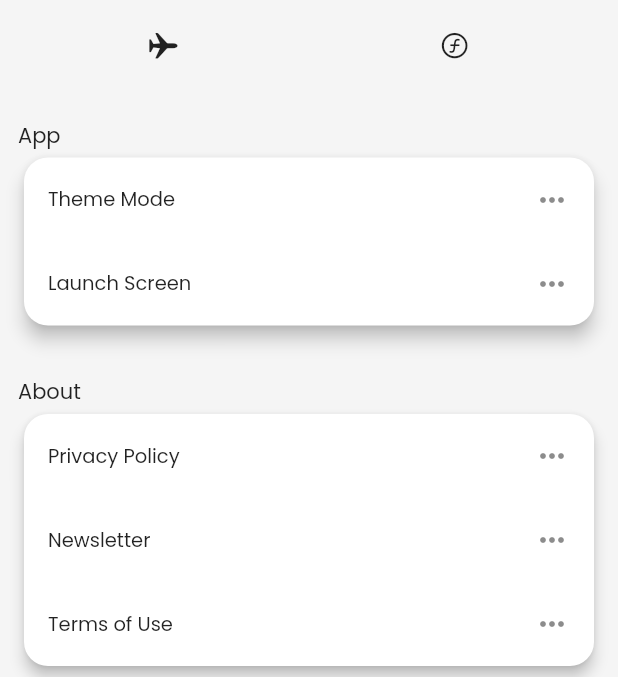
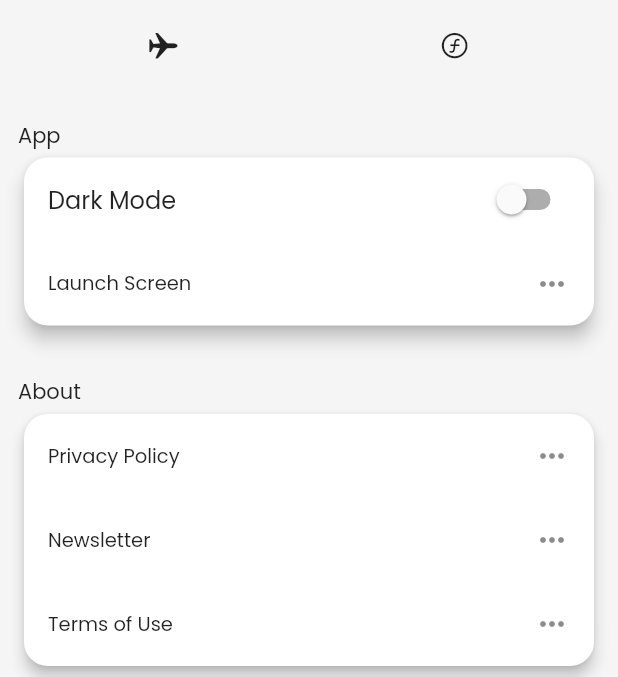
Before and after one commit to Shikhar0018/CryptoBaazi, a Flutter app: the screen it shows after launch, item 3 of the bottom bar chosen, on a phone screen of 412 x 824 dp, the part 72-749 px from its top. Run offline on Flutter 3.47's test engine with Material 2 defaults, Android fonts, the phone set to English and light mode, and no system bars; our stand-ins replace google_fonts, syncfusion_flutter_charts, velocity_x; network calls fail.

Commit message:
added dark switch

```diff
--- a/lib/pages/settings.dart
+++ b/lib/pages/settings.dart
@@ -2,9 +2,15 @@ import 'package:flutter/cupertino.dart';
 import 'package:flutter/material.dart';
 import 'package:velocity_x/velocity_x.dart';
 
-class SettingsPage extends StatelessWidget {
+class SettingsPage extends StatefulWidget {
   const SettingsPage({Key? key}) : super(key: key);
 
+  @override
+  _SettingsPageState createState() => _SettingsPageState();
+}
+
+class _SettingsPageState extends State<SettingsPage> {
+  bool _isDark = false;
   @override
   Widget build(BuildContext context) {
     Widget buildListTile(String title, Function userFunction) {
@@ -50,7 +56,15 @@ class SettingsPage extends StatelessWidget {
                     child: Column(
                       //mainAxisAlignment: MainAxisAlignment.spaceBetween,
                       children: [
-                        buildListTile("Theme Mode", () {}),
+                        SwitchListTile(
+                          value: _isDark,
+                          title: "Dark Mode".text.make(),
+                          onChanged: (newValue) {
+                            setState(() {
+                              _isDark = newValue;
+                            });
+                          },
+                        ),
                         buildListTile("Launch Screen", () {})
                       ], // Add tiles Within cards
                     ),
```
Also changed, not shown: lib/widgets/coins_list.dart (+6 -27 lines).
